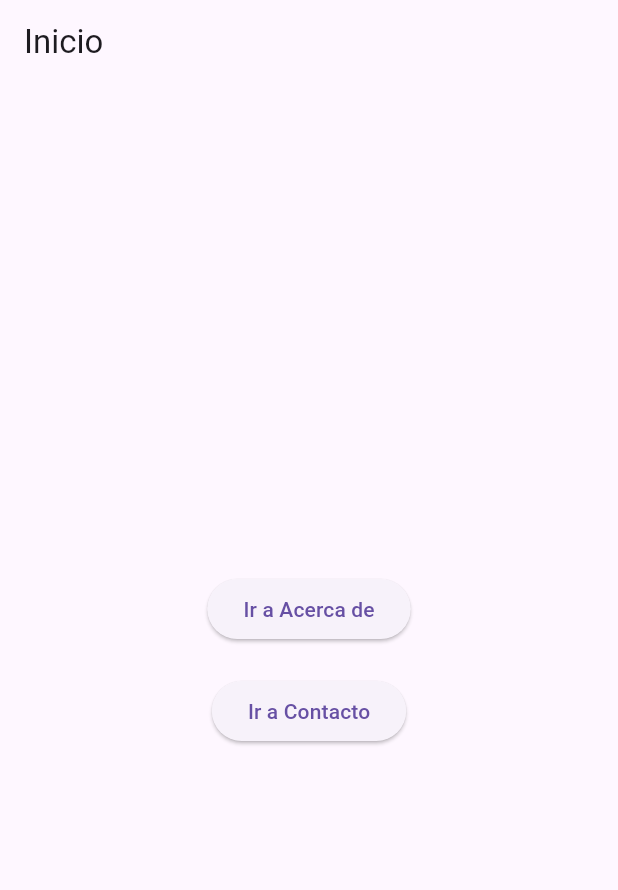
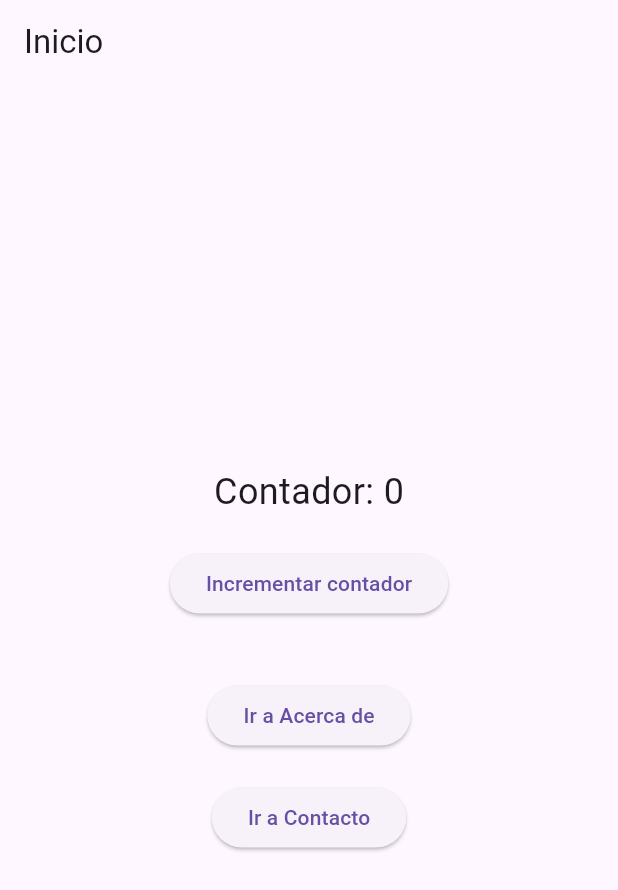
Before and after one commit to danusitacm/dcristaldo_flutter_002, a Flutter app: the screen it shows after launch, on a phone screen of 412 x 824 dp. Shown: the top 890 px of the screen. Run offline on Flutter 3.47's test engine with Material 3 defaults, Android fonts, the phone set to English and light mode, and no system bars.

Commit message:
Prompt 5: Añade estado con StatefulWidget
Convierte Inicio en un StatefulWidget con contador

- Añade variable _counter y método setState
- ElevatedButton para incrementar valor
Explicacion:
Un StatefulWidget en Flutter sigue un ciclo de vida con métodos clave que permiten gestionar su estado y comportamiento:
1.initState()
Se ejecuta una sola vez cuando el widget se inserta en el árbol de widgets.
Ideal para inicializar variables, suscribirse a streams o realizar configuraciones iniciales.
2.build()
Se llama cada vez que el widget necesita renderizarse (inicialmente o después de cambios de estado).
Flutter reconstruye la interfaz cuando se llama a setState().
3.setState()
Notifica a Flutter que el estado ha cambiado y requiere una reconstrucción de la UI.
Actualiza variables de estado y dispara build().

```diff
--- a/lib/main.dart
+++ b/lib/main.dart
@@ -15,11 +15,32 @@ class MainApp extends StatelessWidget {
   }
 }
 
-class InicioScreen extends StatelessWidget {
+class InicioScreen extends StatefulWidget {
   const InicioScreen({super.key});
 
   @override
+  State<InicioScreen> createState() => _InicioScreenState();
+}
+
+class _InicioScreenState extends State<InicioScreen> {
+  int _counter = 0; // Variable para almacenar el contador
+
+  @override
+  void initState() {
+    super.initState();
+    // Aquí puedes inicializar datos o realizar configuraciones iniciales.
+    print('InicioScreen: initState llamado');
+  }
+
+  void _incrementCounter() {
+    setState(() {
+      _counter++; // Incrementa el contador y actualiza la UI
+    });
+  }
+
+  @override
   Widget build(BuildContext context) {
+    print('InicioScreen: build llamado');
     return Scaffold(
       appBar: AppBar(
         title: const Text('Inicio'),
@@ -28,6 +49,16 @@ class InicioScreen extends StatelessWidget {
         child: Column(
           mainAxisAlignment: MainAxisAlignment.center,
           children: [
+            Text(
+              'Contador: $_counter',
+              style: const TextStyle(fontSize: 24),
+            ),
+            const SizedBox(height: 20),
+            ElevatedButton(
+              onPressed: _incrementCounter,
+              child: const Text('Incrementar contador'),
+            ),
+            const SizedBox(height: 40),
             ElevatedButton(
               onPressed: () {
                 Navigator.push(
```
